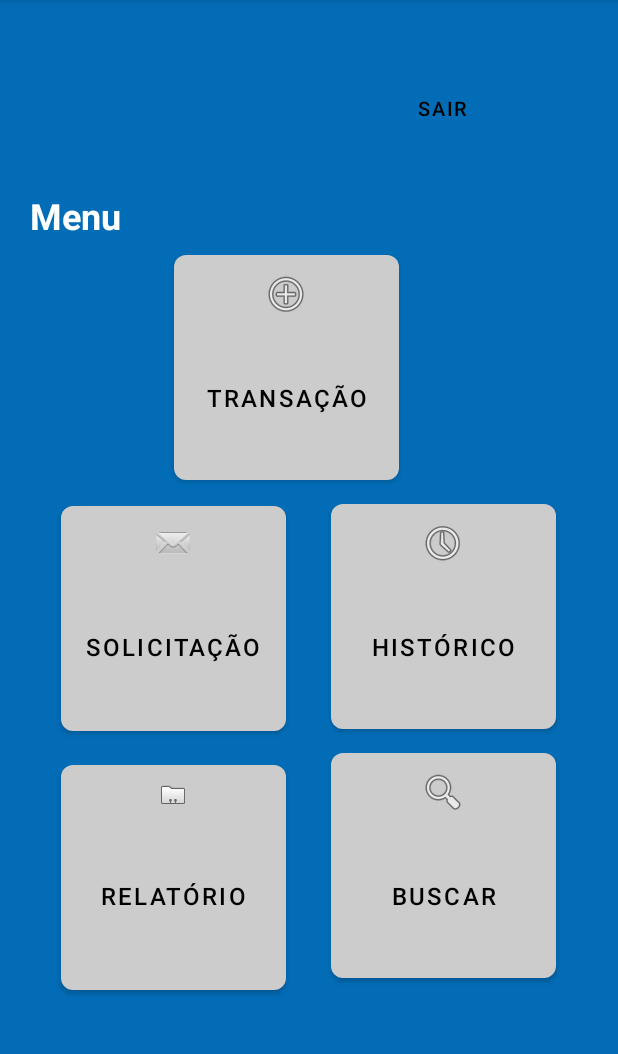
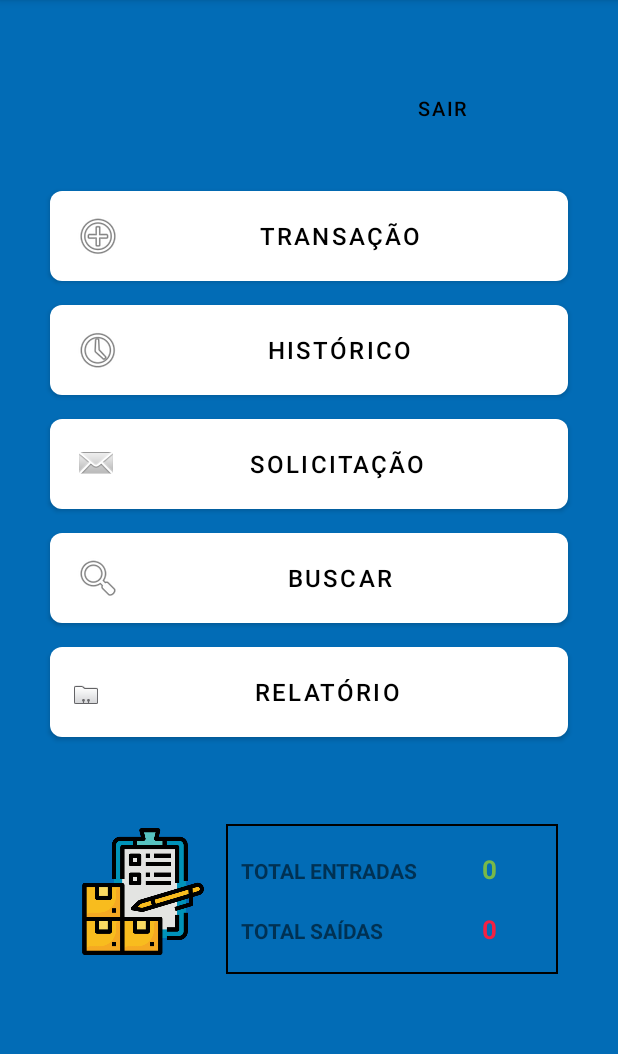
Before and after one commit to vieirarester/WindStock, an Android app: the MenuFragment screen opened through its navigation route, on a phone screen of 412 x 824 dp, the part 84-1138 px from its top. Run offline under Robolectric (Android 15) with nearby library versions, the phone set to English and light mode, and no system bars; our stand-ins replace Firebase (no records; nobody signed in at launch, a user with empty details on screens opened directly).

Commit message:
implementando as funções de calculo de transacoes e repaginando a tela de menu

```diff
--- a/app/src/main/java/vieira/ester/windstock/FirebaseTransacaoRepository.java
+++ b/app/src/main/java/vieira/ester/windstock/FirebaseTransacaoRepository.java
@@ -1,16 +1,20 @@
 package vieira.ester.windstock;
 
+import static androidx.fragment.app.FragmentManager.TAG;
+
 import android.content.Context;
+import android.util.Log;
 import android.view.View;
 import android.widget.Toast;
 
-import com.google.android.gms.tasks.OnCompleteListener;
 import com.google.android.gms.tasks.OnFailureListener;
 import com.google.android.gms.tasks.OnSuccessListener;
 import com.google.firebase.firestore.CollectionReference;
 import com.google.firebase.firestore.DocumentReference;
 import com.google.firebase.firestore.DocumentSnapshot;
 import com.google.firebase.firestore.FirebaseFirestore;
+import com.google.firebase.firestore.Query;
+import com.google.firebase.firestore.QueryDocumentSnapshot;
 import com.google.firebase.firestore.QuerySnapshot;
 
 import androidx.annotation.NonNull;
@@ -19,14 +23,14 @@ import androidx.navigation.Navigation;
 import java.util.ArrayList;
 import java.util.List;
 
-public class FirebaseTransacaoRepository implements TransacaoRepository{
+public class FirebaseTransacaoRepository implements TransacaoRepository {
     private FirebaseFirestore bancoDados;
     private CollectionReference transacoesRef;
     private Context contexto;
 
     public FirebaseTransacaoRepository(Context contexto) {
         this.bancoDados = FirebaseFirestore.getInstance();
-        this.transacoesRef = bancoDados.collection("transacoes"); // Nome da coleção no Firestore
+        this.transacoesRef = bancoDados.collection("transacoes");
         this.contexto = contexto;
     }
 
@@ -43,13 +47,14 @@ public class FirebaseTransacaoRepository implements TransacaoRepository{
                 .addOnFailureListener(new OnFailureListener() {
                     @Override
                     public void onFailure(@NonNull Exception e) {
-                        // Erro ao adicionar a transação
+
                     }
                 });
     }
+
     @Override
     public void listarTodas(final OnDataListener<List<Transacao>> listener) {
-        transacoesRef.get()
+        transacoesRef.orderBy("data", Query.Direction.DESCENDING).get()
                 .addOnSuccessListener(new OnSuccessListener<QuerySnapshot>() {
                     @Override
                     public void onSuccess(QuerySnapshot queryDocumentSnapshots) {
@@ -69,9 +74,39 @@ public class FirebaseTransacaoRepository implements TransacaoRepository{
                 });
     }
 
-    public interface OnDataListener<T> {
-        void onSuccess(T data);
-        void onFailure(Exception e);
+    @Override
+    public void calcularTotalEntradas(OnDataListener<Integer> listener) {
+
+        Query consulta = transacoesRef.whereEqualTo("tipo", "Entrada");
+        consulta.get().addOnCompleteListener(task -> {
+            if (task.isSuccessful()) {
+                int totalEntradas = 0;
+                for (QueryDocumentSnapshot document : task.getResult()) {
+                    Transacao transacao = document.toObject(Transacao.class);
+                    totalEntradas += 1;
+                }
+                listener.onSuccess(totalEntradas);
+            } else {
+                listener.onFailure(new Exception());
+            }
+        });
     }
 
+    @Override
+    public void calcularTotalSaidas(OnDataListener<Integer> listener) {
+
+        Query consulta = transacoesRef.whereEqualTo("tipo", "Saída");
+        consulta.get().addOnCompleteListener(task -> {
+            if (task.isSuccessful()) {
+                int totalSaidas = 0;
+                for (QueryDocumentSnapshot document : task.getResult()) {
+                    Transacao transacao = document.toObject(Transacao.class);
+                    totalSaidas += 1;
+                }
+                listener.onSuccess(totalSaidas);
+            } else {
+                listener.onFailure(new Exception());
+            }
+        });
+    }
 }
--- a/app/src/main/java/vieira/ester/windstock/HistoricoFragment.java
+++ b/app/src/main/java/vieira/ester/windstock/HistoricoFragment.java
@@ -53,7 +53,7 @@ public class HistoricoFragment extends Fragment {
     }
 
     private void listarTransacoes() {
-        transacaoRepository.listarTodas(new FirebaseTransacaoRepository.OnDataListener<List<Transacao>>() {
+        transacaoRepository.listarTodas(new OnDataListener<List<Transacao>>() {
             @Override
             public void onSuccess(List<Transacao> transacoes) {
                 // Atualizar o RecyclerView com as transações obtidas
--- a/app/src/main/java/vieira/ester/windstock/MenuFragment.java
+++ b/app/src/main/java/vieira/ester/windstock/MenuFragment.java
@@ -29,6 +29,7 @@ import vieira.ester.windstock.databinding.FragmentMenuBinding;
 public class MenuFragment extends Fragment {
 
     FragmentMenuBinding menuBinding;
+    FirebaseTransacaoRepository transacaoRepository;
     Context contexto;
     String nomeUsuario;
     Uri fotoUsuario;
@@ -53,6 +54,7 @@ public class MenuFragment extends Fragment {
                              Bundle savedInstanceState) {
 
         menuBinding = FragmentMenuBinding.inflate(inflater, container, false);
+        transacaoRepository = new FirebaseTransacaoRepository(requireContext());
         menuBinding.textNomeUsuario.setText(nomeUsuario);
         contexto = requireContext();
 
@@ -64,6 +66,9 @@ public class MenuFragment extends Fragment {
                     .error(R.drawable.ic_foto)
                     .into(menuBinding.imageFotoUsuario);
         }
+
+        transacaoRepository.calcularTotalEntradas(entradas);
+        transacaoRepository.calcularTotalSaidas(saidas);
 
         return menuBinding.getRoot();
 
@@ -99,4 +104,27 @@ public class MenuFragment extends Fragment {
                 });
 
     }
+
+    public OnDataListener<Integer> entradas = new OnDataListener<Integer>() {
+        @Override
+        public void onSuccess(Integer totalEntradas) {
+            menuBinding.txtValorEntrada.setText(String.valueOf(totalEntradas));
+        }
+
+        @Override
+        public void onFailure(Exception e) {
+        }
+    };
+
+    public OnDataListener<Integer> saidas = new OnDataListener<Integer>() {
+        @Override
+        public void onSuccess(Integer totalSaidas) {
+            menuBinding.txtValorSaida.setText(String.valueOf(totalSaidas));
+        }
+
+        @Override
+        public void onFailure(Exception e) {
+        }
+    };
+
 }
--- /dev/null
+++ b/app/src/main/java/vieira/ester/windstock/OnDataListener.java
@@ -0,0 +1,6 @@
+package vieira.ester.windstock;
+
+public interface OnDataListener<T> {
+    void onSuccess(T t);
+    void onFailure(Exception e);
+}
--- a/app/src/main/java/vieira/ester/windstock/TransacaoRepository.java
+++ b/app/src/main/java/vieira/ester/windstock/TransacaoRepository.java
@@ -11,6 +11,7 @@ import java.util.List;
 public interface TransacaoRepository {
 
     void adicionar(Transacao transacao, View view);
-    void listarTodas(final FirebaseTransacaoRepository.OnDataListener<List<Transacao>> listener);
-
+    void listarTodas(OnDataListener<List<Transacao>> listener);
+    void calcularTotalEntradas(OnDataListener<Integer> listener);
+    void calcularTotalSaidas(OnDataListener<Integer> listener);
 }
--- /dev/null
+++ b/app/src/main/res/drawable/borda.xml
@@ -0,0 +1,4 @@
+<shape xmlns:android="http://schemas.android.com/apk/res/android">
+    <solid android:color="@android:color/transparent" /> <!-- Cor de fundo da borda -->
+    <stroke android:color="#000000" android:width="1dp" /> <!-- Cor e largura da borda -->
+</shape>
--- a/app/src/main/res/layout/fragment_menu.xml
+++ b/app/src/main/res/layout/fragment_menu.xml
@@ -1,21 +1,21 @@
 <?xml version="1.0" encoding="utf-8"?>
 <LinearLayout xmlns:android="http://schemas.android.com/apk/res/android"
+    xmlns:app="http://schemas.android.com/apk/res-auto"
     xmlns:tools="http://schemas.android.com/tools"
     android:layout_width="match_parent"
     android:layout_height="match_parent"
-    xmlns:app="http://schemas.android.com/apk/res-auto"
+    android:background="#026cb6"
+    android:gravity="top|center"
     android:orientation="vertical"
-    android:gravity="top"
     android:padding="20dp"
-    tools:context=".MenuFragment"
-    android:background="#026cb6">
+    tools:context=".MenuFragment">
 
     <LinearLayout
         android:layout_width="match_parent"
         android:layout_height="wrap_content"
+        android:layout_marginBottom="25dp"
         android:gravity="end|center_vertical"
         android:orientation="horizontal"
-        android:layout_marginBottom="25dp"
         android:padding="10dp">
 
         <LinearLayout
@@ -36,10 +36,10 @@
                 android:id="@+id/btnLogout"
                 android:layout_width="70dp"
                 android:layout_height="40dp"
+                android:background="@android:color/transparent"
                 android:text="Sair"
-            android:textSize="13sp"
                 android:textColor="#000000"
-            android:background="@android:color/transparent" />
+                android:textSize="13sp" />
         </LinearLayout>
 
         <ImageView
@@ -50,109 +50,133 @@
 
     </LinearLayout>
 
-    <TextView
-        android:layout_width="wrap_content"
-        android:layout_height="wrap_content"
-        android:text="Menu"
-        android:textColor="#FFFFFF"
-        android:textSize="24sp"
-        android:textStyle="bold"
-        android:layout_marginBottom="10dp"/>
+    <Button
+        android:id="@+id/btnTransacao"
+        android:layout_width="345dp"
+        android:layout_height="60dp"
+        android:layout_marginBottom="16dp"
+        android:background="@drawable/botao_quadrado"
+        android:drawableLeft="@android:drawable/ic_menu_add"
+        android:text="Transação"
+        android:textColor="@android:color/black"
+        android:textSize="16sp"
+        app:backgroundTint="#FFFFFF" />
+
+    <Button
+        android:id="@+id/btnHistorico"
+        android:layout_width="345dp"
+        android:layout_height="60dp"
+        android:layout_marginBottom="16dp"
+        android:background="@drawable/botao_quadrado"
+        android:drawableLeft="@android:drawable/ic_menu_recent_history"
+        android:text="Histórico"
+        android:textColor="@android:color/black"
+        android:textSize="16sp"
+        app:backgroundTint="#FFFFFF" />
+
+    <Button
+        android:id="@+id/btnPedidoCompra"
+        android:layout_width="345dp"
+        android:layout_height="60dp"
+        android:layout_marginBottom="16dp"
+        android:background="@drawable/botao_quadrado"
+        android:drawableLeft="@android:drawable/sym_action_email"
+        android:text="Solicitação"
+        android:textColor="@android:color/black"
+        android:textSize="16sp"
+        app:backgroundTint="#FFFFFF" />
+
+    <Button
+        android:id="@+id/btnBuscar"
+        android:layout_width="345dp"
+        android:layout_height="60dp"
+        android:layout_marginBottom="16dp"
+        android:background="@drawable/botao_quadrado"
+        android:drawableLeft="@android:drawable/ic_menu_search"
+        android:text="Buscar"
+        android:textColor="@android:color/black"
+        android:textSize="16sp"
+        app:backgroundTint="#FFFFFF" />
+
+    <Button
+        android:id="@+id/btnRelatorio"
+        android:layout_width="345dp"
+        android:layout_height="60dp"
+        android:layout_marginBottom="16dp"
+        android:background="@drawable/botao_quadrado"
+        android:drawableLeft="@android:drawable/sym_contact_card"
+        android:text="Relatório"
+        android:textColor="@android:color/black"
+        android:textSize="16sp"
+        app:backgroundTint="#FFFFFF" />
+
+    <Space
+        android:layout_width="match_parent"
+        android:layout_height="42dp" />
 
     <LinearLayout
         android:layout_width="match_parent"
         android:layout_height="wrap_content"
-        android:gravity="center_horizontal">
-    <Button
-        android:id="@+id/btnTransacao"
-        android:layout_width="150dp"
-        android:layout_height="150dp"
-        android:text="Transação"
-        android:textSize="16sp"
-        android:drawableTop="@android:drawable/ic_menu_add"
-        android:background="@drawable/botao_quadrado"
-        android:textColor="@android:color/black"
-        android:layout_marginBottom="16dp"
-        app:backgroundTint="#CCCCCC"/>
+        android:gravity="end">
 
-        <Space
-            android:layout_width="30dp"
+        <ImageView
+            android:layout_width="90dp"
+            android:layout_height="90dp"
+            android:src="@drawable/inventario_image"
+            android:layout_marginRight="10dp"/>
+
+        <TableLayout
+            android:layout_width="221dp"
             android:layout_height="wrap_content"
-            android:layout_weight="0" />
+            android:background="@drawable/borda"
+            android:gravity="end"
+            android:padding="10dp"
+            android:layout_marginRight="20dp"
+            android:stretchColumns="*">
+
+            <TableRow>
+
+                <TextView
+                    android:id="@+id/txtTabelaEntrada"
+                    android:layout_width="8dp"
+                    android:layout_height="wrap_content"
+                    android:layout_weight="1"
+                    android:text="TOTAL ENTRADAS"
+                    android:textStyle="bold" />
+
+                <TextView
+                    android:id="@+id/txtValorEntrada"
+                    android:layout_width="0dp"
+                    android:layout_height="wrap_content"
+                    android:layout_weight="1"
+                    android:padding="8dp"
+                    android:textSize="17dp"
+                    android:textColor="@color/corEntrada"
+                    android:textStyle="bold" />
+            </TableRow>
+
+            <TableRow>
+
+                <TextView
+                    android:id="@+id/txtTabelaSaida"
+                    android:layout_width="6dp"
+                    android:layout_height="wrap_content"
+                    android:layout_weight="1"
+                    android:text="TOTAL SAÍDAS"
+                    android:textStyle="bold" />
+
+                <TextView
+                    android:id="@+id/txtValorSaida"
+                    android:layout_width="0dp"
+                    android:layout_height="wrap_content"
+                    android:layout_weight="1"
+                    android:padding="8dp"
+                    android:textSize="17dp"
+                    android:textColor="@color/corSaida"
+                    android:textStyle="bold" />
+            </TableRow>
+
+        </TableLayout>
+    </LinearLayout>
 
 </LinearLayout>
-
-    <LinearLayout
-        android:layout_width="match_parent"
-        android:layout_height="wrap_content"
-        android:gravity="center_horizontal">
-
-    <Button
-        android:id="@+id/btnPedidoCompra"
-        android:layout_width="150dp"
-        android:layout_height="150dp"
-        android:text="Solicitação"
-        android:textSize="16sp"
-        android:drawableTop="@android:drawable/sym_action_email"
-        android:background="@drawable/botao_quadrado"
-        android:textColor="@android:color/black"
-        android:layout_marginBottom="16dp"
-        app:backgroundTint="#CCCCCC"/>
-
-        <Space
-            android:layout_width="30dp"
-            android:layout_height="wrap_content"
-            android:layout_weight="0" />
-
-        <Button
-            android:id="@+id/btnHistorico"
-            android:layout_width="150dp"
-            android:layout_height="150dp"
-            android:text="Histórico"
-            android:textSize="16sp"
-            android:drawableTop="@android:drawable/ic_menu_recent_history"
-            android:background="@drawable/botao_quadrado"
-            android:textColor="@android:color/black"
-            android:layout_marginBottom="16dp"
-            app:backgroundTint="#CCCCCC"/>
-
-    </LinearLayout>
-
-    <LinearLayout
-        android:layout_width="match_parent"
-        android:layout_height="wrap_content"
-        android:gravity="center_horizontal">
-
-        <Button
-            android:id="@+id/btnRelatorio"
-            android:layout_width="150dp"
-            android:layout_height="150dp"
-            android:layout_marginBottom="16dp"
-            android:background="@drawable/botao_quadrado"
-            android:drawableTop="@android:drawable/sym_contact_card"
-            android:text="Relatório"
-            android:textColor="@android:color/black"
-            android:textSize="16sp"
-            app:backgroundTint="#CCCCCC" />
-
-        <Space
-            android:layout_width="30dp"
-            android:layout_height="wrap_content"
-            android:layout_weight="0" />
-
-        <Button
-            android:id="@+id/btnBuscar"
-            android:layout_width="150dp"
-            android:layout_height="150dp"
-            android:layout_marginBottom="16dp"
-            android:background="@drawable/botao_quadrado"
-            android:drawableTop="@android:drawable/ic_menu_search"
-            android:text="Buscar"
-            android:textColor="@android:color/black"
-            android:textSize="16sp"
-            app:backgroundTint="#CCCCCC" />
-
-    </LinearLayout>
-
-
-</LinearLayout>
```
Also changed, not shown: app/src/main/res/drawable/inventario_image.png (added). Lines whose indentation alone changed are shown as unchanged.
